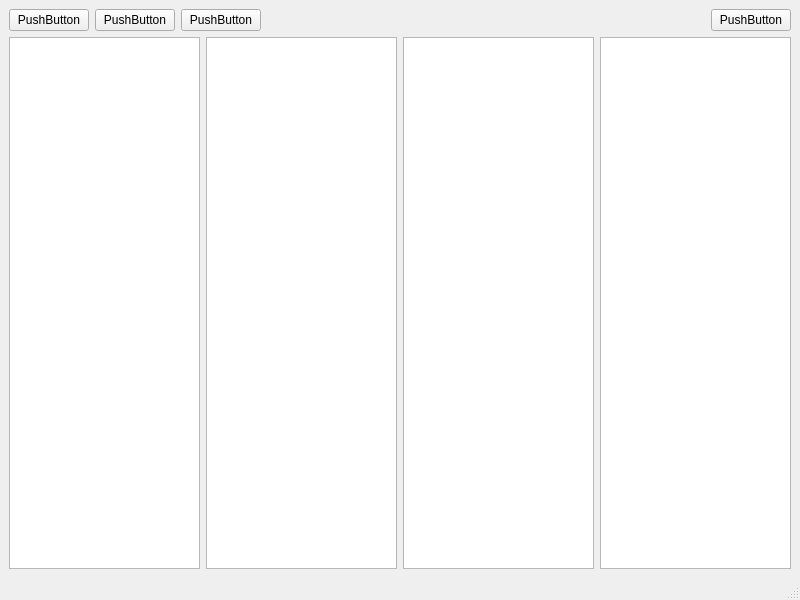
The window that src/mainwindow.ui (FEFUteam/File_Manager) describes before a commit, drawn with Qt 5.
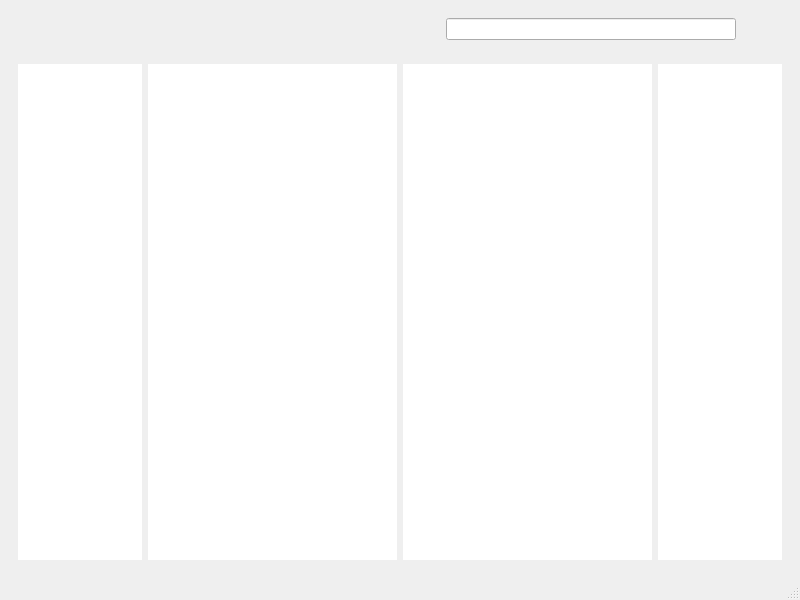
The same window after the commit. Icons and pictures are not drawn.

Commit message: Adding and structuring UI buttons. Creating a resource folder. Adding the ability to switch grid/line buttons and formatting is by design

```diff
--- a/src/mainwindow.ui
+++ b/src/mainwindow.ui
@@ -16,25 +16,72 @@
   <widget class="QWidget" name="centralwidget">
    <layout class="QVBoxLayout" name="verticalLayout">
     <item>
-     <layout class="QHBoxLayout" name="horizontalLayout">
+     <widget class="QFrame" name="frame_3">
+      <property name="frameShape">
+       <enum>QFrame::Shape::NoFrame</enum>
+      </property>
+      <property name="frameShadow">
+       <enum>QFrame::Shadow::Raised</enum>
+      </property>
+      <layout class="QHBoxLayout" name="horizontalLayout_2">
       <item>
-       <widget class="QPushButton" name="pushButton_2">
+        <widget class="QPushButton" name="BackPush">
         <property name="text">
-         <string>PushButton</string>
-        </property>
+          <string/>
+         </property>
+         <property name="icon">
+          <iconset theme="QIcon::ThemeIcon::GoPrevious"/>
+         </property>
+         <property name="iconSize">
+          <size>
+           <width>24</width>
+           <height>24</height>
+          </size>
+         </property>
+         <property name="flat">
+          <bool>true</bool>
+         </property>
        </widget>
       </item>
       <item>
-       <widget class="QPushButton" name="pushButton_3">
+        <widget class="QPushButton" name="ForwardPush">
         <property name="text">
-         <string>PushButton</string>
-        </property>
+          <string/>
+         </property>
+         <property name="icon">
+          <iconset theme="QIcon::ThemeIcon::MediaSkipForward"/>
+         </property>
+         <property name="iconSize">
+          <size>
+           <width>24</width>
+           <height>24</height>
+          </size>
+         </property>
+         <property name="flat">
+          <bool>true</bool>
+         </property>
        </widget>
       </item>
       <item>
-       <widget class="QPushButton" name="pushButton">
+        <widget class="QPushButton" name="ListGridButton">
         <property name="text">
-         <string>PushButton</string>
+          <string/>
+         </property>
+         <property name="icon">
+          <iconset resource="../resources.qrc">
+           <normaloff>:/icons/icons/icons8-grid-48.png</normaloff>:/icons/icons/icons8-grid-48.png</iconset>
+         </property>
+         <property name="iconSize">
+          <size>
+           <width>24</width>
+           <height>24</height>
+          </size>
+         </property>
+         <property name="checkable">
+          <bool>true</bool>
+         </property>
+         <property name="flat">
+          <bool>true</bool>
         </property>
        </widget>
       </item>
@@ -52,29 +99,69 @@
        </spacer>
       </item>
       <item>
-       <widget class="QPushButton" name="pushButton_4">
+        <widget class="QLineEdit" name="SearchString"/>
+       </item>
+       <item>
+        <widget class="QPushButton" name="SearchButton">
         <property name="text">
-         <string>PushButton</string>
-        </property>
+          <string/>
+         </property>
+         <property name="icon">
+          <iconset theme="QIcon::ThemeIcon::SystemSearch"/>
+         </property>
+         <property name="iconSize">
+          <size>
+           <width>24</width>
+           <height>24</height>
+          </size>
+         </property>
+         <property name="flat">
+          <bool>true</bool>
+         </property>
        </widget>
       </item>
      </layout>
+     </widget>
     </item>
     <item>
-     <layout class="QHBoxLayout" name="horizontalLayout_2">
+     <widget class="QFrame" name="frame">
+      <property name="frameShape">
+       <enum>QFrame::Shape::NoFrame</enum>
+      </property>
+      <property name="frameShadow">
+       <enum>QFrame::Shadow::Raised</enum>
+      </property>
+      <layout class="QHBoxLayout" name="horizontalLayout_3" stretch="1,2,2,1">
       <item>
-       <widget class="QTableView" name="tableView"/>
+        <widget class="QTableView" name="tableView">
+         <property name="frameShape">
+          <enum>QFrame::Shape::NoFrame</enum>
+         </property>
+        </widget>
       </item>
       <item>
-       <widget class="QListView" name="listView_2"/>
+        <widget class="QListView" name="listView">
+         <property name="frameShape">
+          <enum>QFrame::Shape::NoFrame</enum>
+         </property>
+        </widget>
       </item>
       <item>
-       <widget class="QTreeView" name="treeView"/>
+        <widget class="QListView" name="listView_2">
+         <property name="frameShape">
+          <enum>QFrame::Shape::NoFrame</enum>
+         </property>
+        </widget>
       </item>
       <item>
-       <widget class="QListView" name="listView"/>
-      </item>
-     </layout>
+        <widget class="QTreeView" name="treeView">
+         <property name="frameShape">
+          <enum>QFrame::Shape::NoFrame</enum>
+         </property>
+        </widget>
+       </item>
+      </layout>
+     </widget>
     </item>
    </layout>
   </widget>
```
Left out of the diff: 4 changed lines with no effect on the pictures. Lines whose indentation alone changed are shown as unchanged. The commit also changes 6 other files.
